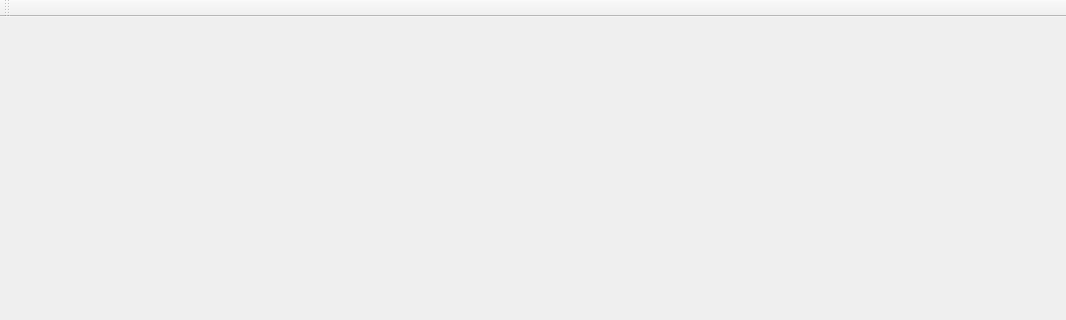
The window that Leviathan_Editor/Leviathan_Editor.ui (wakare/Leviathan) describes before a commit, drawn with Qt 5; both pictures show x 0 to 1066 and y 0 to 320 of the 1066 by 839 pixel window.
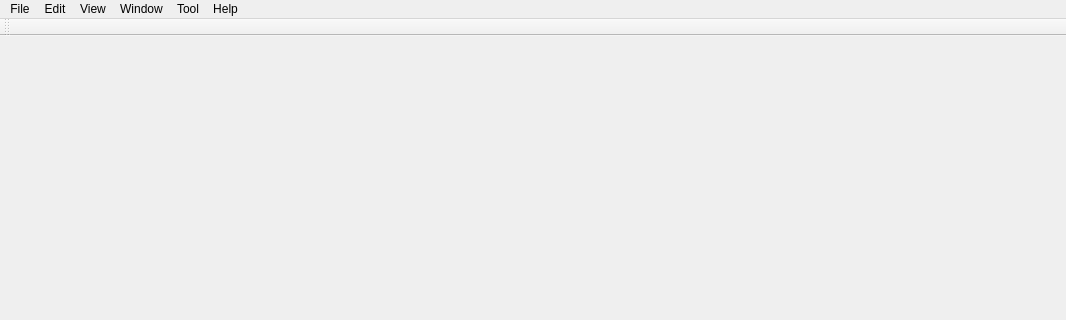
The same window after the commit.

The edit to the form file:
```diff
--- a/Leviathan_Editor/Leviathan_Editor.ui
+++ b/Leviathan_Editor/Leviathan_Editor.ui
@@ -23,6 +23,42 @@
      <height>21</height>
     </rect>
    </property>
+   <widget class="QMenu" name="menuFile">
+    <property name="title">
+     <string>File</string>
+    </property>
+   </widget>
+   <widget class="QMenu" name="menuEdit">
+    <property name="title">
+     <string>Edit</string>
+    </property>
+   </widget>
+   <widget class="QMenu" name="menuView">
+    <property name="title">
+     <string>View</string>
+    </property>
+   </widget>
+   <widget class="QMenu" name="menuWindow">
+    <property name="title">
+     <string>Window</string>
+    </property>
+   </widget>
+   <widget class="QMenu" name="menuTool">
+    <property name="title">
+     <string>Tool</string>
+    </property>
+   </widget>
+   <widget class="QMenu" name="menuHelp">
+    <property name="title">
+     <string>Help</string>
+    </property>
+   </widget>
+   <addaction name="menuFile"/>
+   <addaction name="menuEdit"/>
+   <addaction name="menuView"/>
+   <addaction name="menuWindow"/>
+   <addaction name="menuTool"/>
+   <addaction name="menuHelp"/>
   </widget>
   <widget class="QToolBar" name="mainToolBar">
    <attribute name="toolBarArea">
```
